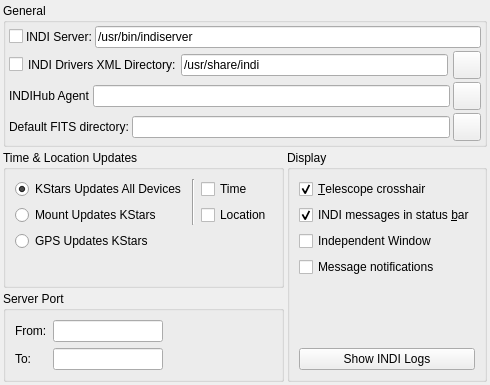
Old version of the form kstars/indi/opsindi.ui in the repository KDE/kstars.
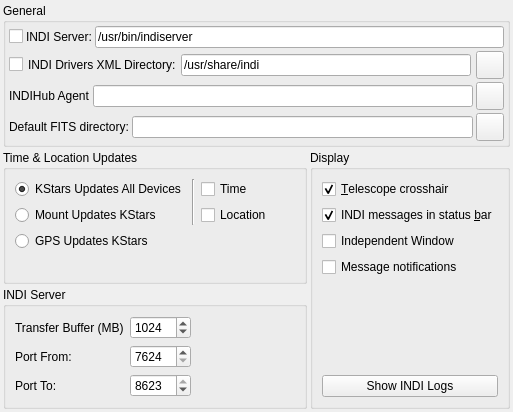
New version of the form.

Commit message: Add option to configure INDI server transfer buffer size

Patch:
```diff
--- a/kstars/indi/opsindi.ui
+++ b/kstars/indi/opsindi.ui
@@ -6,8 +6,8 @@
    <rect>
     <x>0</x>
     <y>0</y>
-    <width>441</width>
-    <height>385</height>
+    <width>513</width>
+    <height>412</height>
    </rect>
   </property>
   <layout class="QVBoxLayout" name="verticalLayout_5">
@@ -344,7 +344,7 @@
           <string>Specify range of ports that INDI Server will bind to when starting new drivers</string>
          </property>
          <property name="title">
-          <string>Server Port</string>
+          <string>INDI Server</string>
          </property>
          <layout class="QHBoxLayout" name="horizontalLayout_2">
           <item>
@@ -364,17 +364,24 @@
             <property name="bottomMargin">
              <number>0</number>
             </property>
+            <item>
+             <widget class="QLabel" name="label_4">
+              <property name="text">
+               <string>Transfer Buffer (MB)</string>
+              </property>
+             </widget>
+            </item>
             <item>
              <widget class="QLabel" name="label">
               <property name="text">
-               <string>From:</string>
+               <string>Port From:</string>
               </property>
              </widget>
             </item>
             <item>
              <widget class="QLabel" name="label_2">
               <property name="text">
-               <string>To:</string>
+               <string>Port To:</string>
               </property>
              </widget>
             </item>
@@ -398,10 +405,43 @@
              <number>0</number>
             </property>
             <item>
-             <widget class="QLineEdit" name="kcfg_serverPortStart"/>
+             <widget class="QSpinBox" name="kcfg_serverTransferBufferSize">
+              <property name="minimum">
+               <number>256</number>
+              </property>
+              <property name="maximum">
+               <number>10000</number>
+              </property>
+              <property name="singleStep">
+               <number>256</number>
+              </property>
+              <property name="value">
+               <number>1024</number>
+              </property>
+             </widget>
             </item>
             <item>
-             <widget class="QLineEdit" name="kcfg_serverPortEnd"/>
+             <widget class="QSpinBox" name="kcfg_serverPortStart">
+              <property name="minimum">
+               <number>7624</number>
+              </property>
+              <property name="maximum">
+               <number>8623</number>
+              </property>
+             </widget>
+            </item>
+            <item>
+             <widget class="QSpinBox" name="kcfg_serverPortEnd">
+              <property name="minimum">
+               <number>7625</number>
+              </property>
+              <property name="maximum">
+               <number>8623</number>
+              </property>
+              <property name="value">
+               <number>8623</number>
+              </property>
+             </widget>
             </item>
            </layout>
           </item>
```
The commit also changes 3 other files.
